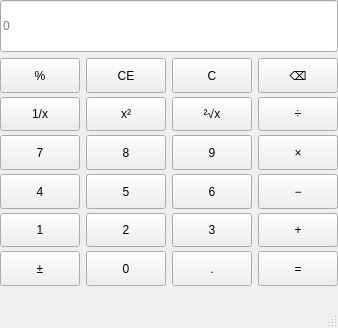
Above: lab1/untitled/mainwindow.ui from withwind-luo/Qtcourese before the change. Below: the same form after it.
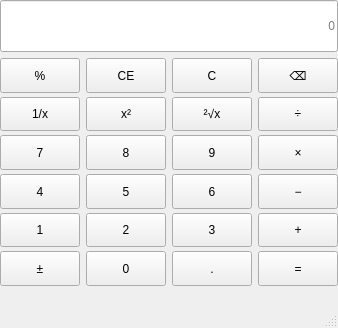
That is the form after the change.

Commit message:
lab1: 完成数字键输入处理
- 所有按键连接到统一槽函数，通过 sender() 获取触发按键
- 数字键追加显示输入
- 小数点仅在未输入过小数点时追加
- 退格删除显示内容最后一位
- 显示屏内容右对齐

本次提交完成了数字键输入处理。

What changed in the file:
```diff
--- a/lab1/untitled/mainwindow.ui
+++ b/lab1/untitled/mainwindow.ui
@@ -53,6 +53,9 @@
         <height>57</height>
        </size>
       </property>
+      <property name="alignment">
+       <set>Qt::AlignmentFlag::AlignRight|Qt::AlignmentFlag::AlignTrailing|Qt::AlignmentFlag::AlignVCenter</set>
+      </property>
       <property name="readOnly">
        <bool>false</bool>
       </property>
```
The commit also changes 2 other files.
